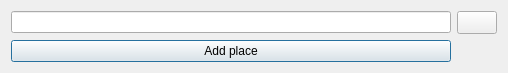
Old version of the form komiwojazer/browser.ui in the repository fordream/Komiwojazer-prawilny.
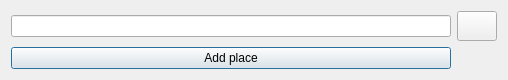
New version of the form. Icons and pictures are not drawn.

```diff
--- a/komiwojazer/browser.ui
+++ b/komiwojazer/browser.ui
@@ -7,7 +7,7 @@
     <x>0</x>
     <y>0</y>
     <width>508</width>
-    <height>73</height>
+    <height>80</height>
    </rect>
   </property>
   <property name="sizePolicy">
```
Left out of the diff: 19 changed lines with no effect on the pictures.
